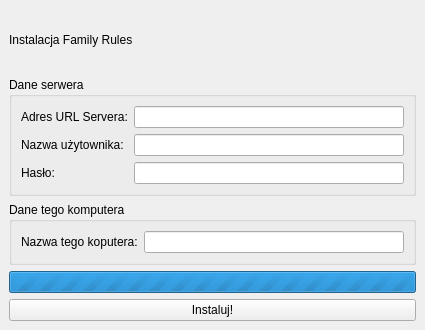
Before: the Qt Designer form qtdesigner/InitialSetup.ui in rzarajczyk/family-rules-client, drawn with Qt 5.
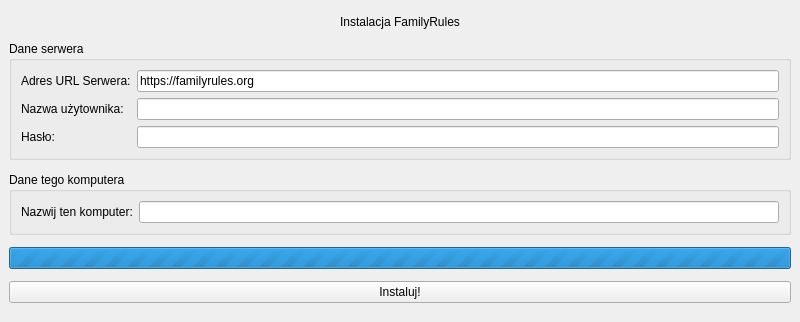
After: the same form once the commit is applied.

```diff
--- a/qtdesigner/InitialSetup.ui
+++ b/qtdesigner/InitialSetup.ui
@@ -6,12 +6,12 @@
    <rect>
     <x>0</x>
     <y>0</y>
-    <width>425</width>
-    <height>330</height>
+    <width>800</width>
+    <height>322</height>
    </rect>
   </property>
   <property name="sizePolicy">
-   <sizepolicy hsizetype="Preferred" vsizetype="Fixed">
+   <sizepolicy hsizetype="Fixed" vsizetype="Fixed">
     <horstretch>0</horstretch>
     <verstretch>0</verstretch>
    </sizepolicy>
@@ -23,13 +23,28 @@
    <layout class="QVBoxLayout" name="verticalLayout">
     <item>
      <widget class="QLabel" name="label">
+      <property name="sizePolicy">
+       <sizepolicy hsizetype="Preferred" vsizetype="Fixed">
+        <horstretch>0</horstretch>
+        <verstretch>0</verstretch>
+       </sizepolicy>
+      </property>
       <property name="text">
-       <string>Instalacja Family Rules</string>
+       <string>Instalacja FamilyRules</string>
+      </property>
+      <property name="alignment">
+       <set>Qt::AlignmentFlag::AlignCenter</set>
       </property>
      </widget>
     </item>
     <item>
      <widget class="QGroupBox" name="groupBox">
+      <property name="sizePolicy">
+       <sizepolicy hsizetype="Preferred" vsizetype="Fixed">
+        <horstretch>0</horstretch>
+        <verstretch>0</verstretch>
+       </sizepolicy>
+      </property>
       <property name="title">
        <string>Dane serwera</string>
       </property>
@@ -37,12 +52,16 @@
        <item row="0" column="0">
         <widget class="QLabel" name="label_2">
          <property name="text">
-          <string>Adres URL Servera:</string>
+          <string>Adres URL Serwera:</string>
          </property>
         </widget>
        </item>
        <item row="0" column="1">
-        <widget class="QLineEdit" name="serverInput"/>
+        <widget class="QLineEdit" name="serverInput">
+         <property name="text">
+          <string>https://familyrules.org</string>
+         </property>
+        </widget>
        </item>
        <item row="1" column="0">
         <widget class="QLabel" name="label_3">
@@ -73,6 +92,12 @@
     </item>
     <item>
      <widget class="QGroupBox" name="groupBox_2">
+      <property name="sizePolicy">
+       <sizepolicy hsizetype="Preferred" vsizetype="Fixed">
+        <horstretch>0</horstretch>
+        <verstretch>0</verstretch>
+       </sizepolicy>
+      </property>
       <property name="title">
        <string>Dane tego komputera</string>
       </property>
@@ -83,7 +108,7 @@
        <item row="0" column="0">
         <widget class="QLabel" name="label_7">
          <property name="text">
-          <string>Nazwa tego koputera:</string>
+          <string>Nazwij ten komputer:</string>
          </property>
         </widget>
        </item>
```
